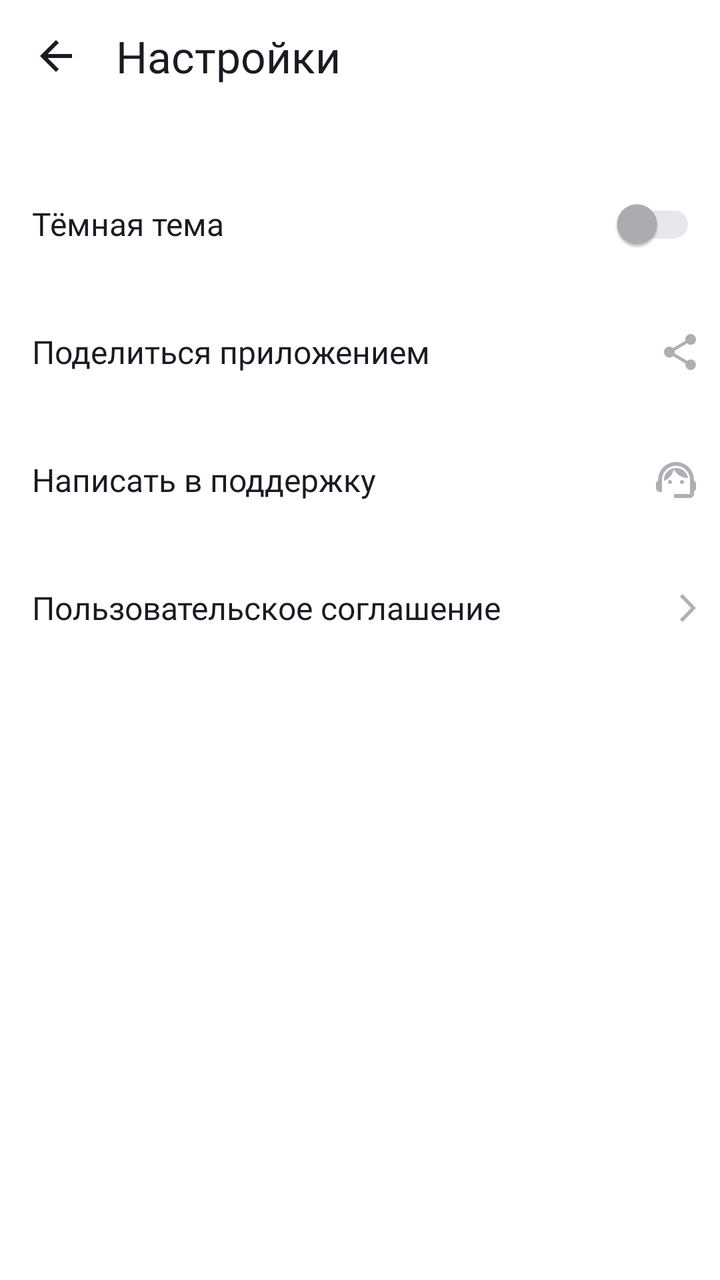
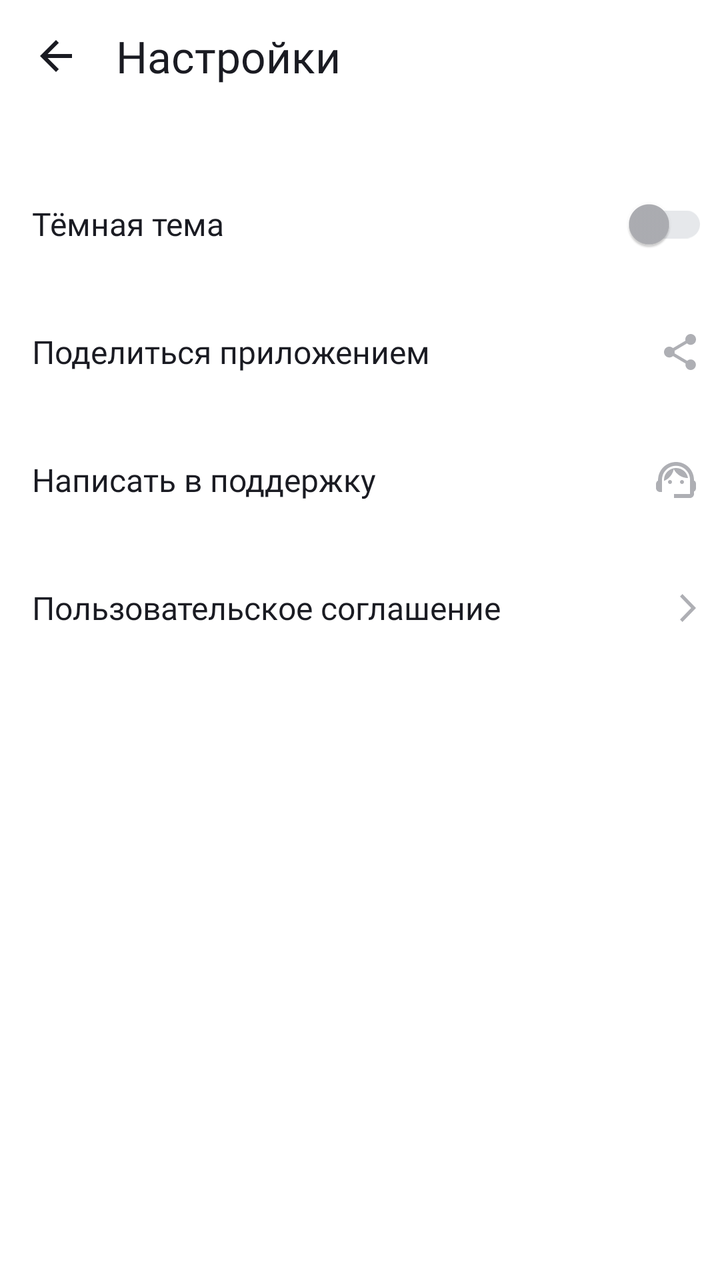

The first picture is an Android layout as it rendered before a commit; the second is the same layout after the commit. The layout source and the unified diff follow.
<!-- AndroidManifest.xml: application theme Theme.MaterialComponents.DayNight.NoActionBar -->
<!-- res/layout/activity_settings.xml -->
<?xml version="1.0" encoding="utf-8"?>
<LinearLayout
    xmlns:android="http://schemas.android.com/apk/res/android"
    xmlns:app="http://schemas.android.com/apk/res-auto"
    android:id="@+id/main"
    android:layout_width="match_parent"
    android:layout_height="match_parent"
    android:background="@color/screen_background"
    android:orientation="vertical">

    <LinearLayout
        android:layout_width="match_parent"
        android:layout_height="@dimen/toolbar_height"
        android:gravity="center_vertical"
        android:orientation="horizontal">

        <FrameLayout
            android:layout_width="@dimen/back_button_container_size"
            android:layout_height="@dimen/back_button_container_size"
            android:layout_marginStart="@dimen/back_button_margin_start">

            <FrameLayout
                android:layout_width="@dimen/settings_icon_container_size"
                android:layout_height="@dimen/settings_icon_container_size"
                android:layout_gravity="center">

                <com.google.android.material.button.MaterialButton
                    android:id="@+id/backButton"
                    android:layout_width="@dimen/back_button_size"
                    android:layout_height="@dimen/back_button_size"
                    android:layout_gravity="center"
                    app:backgroundTint="@android:color/transparent"
                    app:strokeWidth="0dp"
                    android:elevation="0dp"
                    android:stateListAnimator="@null"
                    android:insetLeft="0dp"
                    android:insetTop="0dp"
                    android:insetRight="0dp"
                    android:insetBottom="0dp"
                    android:minWidth="0dp"
                    android:minHeight="0dp"
                    android:padding="0dp"
                    app:icon="@drawable/ic_arrow_back"
                    app:iconTint="@color/primary_text" />

            </FrameLayout>
        </FrameLayout>

        <com.google.android.material.textview.MaterialTextView
            android:layout_width="wrap_content"
            android:layout_height="wrap_content"
            android:layout_marginStart="@dimen/settings_title_margin_start"
            android:text="@string/settings"
            android:textAppearance="@style/TextAppearance.PlaylistMaker.Title"
            android:textColor="@color/primary_text" />

    </LinearLayout>

    <com.google.android.material.switchmaterial.SwitchMaterial
        android:id="@+id/themeSwitch"
        android:layout_width="match_parent"
        android:layout_height="@dimen/settings_item_height"
        android:layout_marginTop="@dimen/settings_content_margin_top"
        android:gravity="center_vertical"
        android:paddingStart="@dimen/screen_horizontal_margin"
        android:paddingEnd="@dimen/settings_icon_margin_end"
        android:text="@string/darkMode"
        android:textAppearance="@style/TextAppearance.PlaylistMaker.Body"
        android:textColor="@color/primary_text"
        app:thumbTint="@color/theme_switch_thumb"
        app:trackTint="@color/theme_switch_track" />

    <com.google.android.material.textview.MaterialTextView
        android:id="@+id/shareButton"
        android:layout_width="match_parent"
        android:layout_height="@dimen/settings_item_height"
        android:gravity="center_vertical"
        android:paddingStart="@dimen/screen_horizontal_margin"
        android:paddingEnd="@dimen/settings_icon_margin_end"
        android:text="@string/shareApp"
        android:textAppearance="@style/TextAppearance.PlaylistMaker.Body"
        android:textColor="@color/primary_text"
        app:drawableEndCompat="@drawable/ic_share"
        app:drawableTint="@color/settings_icon" />

    <com.google.android.material.textview.MaterialTextView
        android:id="@+id/contactSupportButton"
        android:layout_width="match_parent"
        android:layout_height="@dimen/settings_item_height"
        android:gravity="center_vertical"
        android:paddingStart="@dimen/screen_horizontal_margin"
        android:paddingEnd="@dimen/settings_icon_margin_end"
        android:text="@string/textSupport"
        android:textAppearance="@style/TextAppearance.PlaylistMaker.Body"
        android:textColor="@color/primary_text"
        app:drawableEndCompat="@drawable/ic_contact"
        app:drawableTint="@color/settings_icon" />

    <com.google.android.material.textview.MaterialTextView
        android:id="@+id/userAgreementButton"
        android:layout_width="match_parent"
        android:layout_height="@dimen/settings_item_height"
        android:gravity="center_vertical"
        android:paddingStart="@dimen/screen_horizontal_margin"
        android:paddingEnd="@dimen/settings_icon_margin_end"
        android:text="@string/userAgreement"
        android:textAppearance="@style/TextAppearance.PlaylistMaker.Body"
        android:textColor="@color/primary_text"
        app:drawableEndCompat="@drawable/ic_arrow_right"
        app:drawableTint="@color/settings_icon" />

</LinearLayout>
<!-- resources referenced by this layout -->
<resources>
  <color name="primary_text">@color/YP_black</color>
  <color name="screen_background">@color/YP_white</color>
  <color name="settings_icon">@color/YP_Text_Gray</color>
  <dimen name="back_button_container_size">48dp</dimen>
  <dimen name="back_button_margin_start">4dp</dimen>
  <dimen name="back_button_size">16dp</dimen>
  <dimen name="screen_horizontal_margin">16dp</dimen>
  <dimen name="settings_content_margin_top">24dp</dimen>
  <dimen name="settings_icon_container_size">24dp</dimen>
  <dimen name="settings_icon_margin_end">12dp</dimen>
  <dimen name="settings_item_height">64dp</dimen>
  <dimen name="settings_title_margin_start">6dp</dimen>
  <dimen name="toolbar_height">56dp</dimen>
  <!-- drawable ic_arrow_back (drawable) -->
  <vector xmlns:android="http://schemas.android.com/apk/res/android"
      android:width="16dp"
      android:height="16dp"
      android:viewportWidth="16"
      android:viewportHeight="16">
    <path
        android:pathData="M16,7H3.83L9.42,1.41L8,0L0,8L8,16L9.41,14.59L3.83,9H16V7Z"
        android:fillColor="#1A1B22"/>
  </vector>
  <!-- drawable ic_arrow_right (drawable) -->
  <vector xmlns:android="http://schemas.android.com/apk/res/android"
      android:width="8dp"
      android:height="14dp"
      android:viewportWidth="8"
      android:viewportHeight="14">
    <path
        android:pathData="M0,12.748L1.213,14L8,7L1.213,0L0,1.252L5.573,7L0,12.748Z"
        android:fillColor="#AEAFB4"/>
  </vector>
  <!-- drawable ic_share (drawable) -->
  <vector xmlns:android="http://schemas.android.com/apk/res/android"
      android:width="16dp"
      android:height="18dp"
      android:viewportWidth="16"
      android:viewportHeight="18">
    <path
        android:pathData="M13.333,12.723C12.658,12.723 12.053,12.994 11.591,13.419L5.253,9.669C5.298,9.461 5.333,9.253 5.333,9.036C5.333,8.819 5.298,8.611 5.253,8.404L11.52,4.69C12,5.142 12.631,5.422 13.333,5.422C14.809,5.422 16,4.211 16,2.711C16,1.211 14.809,0 13.333,0C11.858,0 10.667,1.211 10.667,2.711C10.667,2.928 10.702,3.136 10.747,3.343L4.48,7.057C4,6.605 3.369,6.325 2.667,6.325C1.191,6.325 0,7.536 0,9.036C0,10.536 1.191,11.747 2.667,11.747C3.369,11.747 4,11.467 4.48,11.015L10.809,14.774C10.764,14.964 10.738,15.163 10.738,15.361C10.738,16.816 11.902,18 13.333,18C14.764,18 15.929,16.816 15.929,15.361C15.929,13.907 14.764,12.723 13.333,12.723Z"
        android:fillColor="#AEAFB4"/>
  </vector>
  <string name="darkMode">Тёмная тема</string>
  <string name="settings">Настройки</string>
  <string name="shareApp">Поделиться приложением</string>
  <string name="textSupport">Написать в поддержку</string>
  <string name="userAgreement">Пользовательское соглашение</string>
  <style name="TextAppearance.PlaylistMaker.Body" parent="TextAppearance.AppCompat">
          <item name="android:fontFamily">@font/ys_display_regular</item>
          <item name="android:textSize">16sp</item>
      </style>
  <style name="TextAppearance.PlaylistMaker.Title" parent="TextAppearance.AppCompat">
          <item name="android:fontFamily">@font/ys_display_medium</item>
          <item name="android:textSize">22sp</item>
      </style>
  <color name="YP_black">#1A1B22</color>
  <color name="YP_white">#FFFFFF</color>
  <color name="YP_Text_Gray">#AEAFB4</color>
  <!-- unchanged entries left out for length: 1 -->
</resources>

<!-- the commit's change to res/layout/activity_settings.xml (unified diff, before → after) -->
@@ -63,7 +63,7 @@
         android:layout_marginTop="@dimen/settings_content_margin_top"
         android:gravity="center_vertical"
         android:paddingStart="@dimen/screen_horizontal_margin"
-        android:paddingEnd="@dimen/settings_icon_margin_end"
+        android:paddingEnd="@dimen/theme_switch_margin_horizontal"
         android:text="@string/darkMode"
         android:textAppearance="@style/TextAppearance.PlaylistMaker.Body"
         android:textColor="@color/primary_text"
<!-- resource entries referenced after the edit -->
@@ -12,6 +12,7 @@
   <dimen name="settings_icon_margin_end">12dp</dimen>
   <dimen name="settings_item_height">64dp</dimen>
   <dimen name="settings_title_margin_start">6dp</dimen>
+  <dimen name="theme_switch_margin_horizontal">6dp</dimen>
   <dimen name="toolbar_height">56dp</dimen>
   <!-- drawable ic_arrow_back (drawable) -->
   <vector xmlns:android="http://schemas.android.com/apk/res/android"
